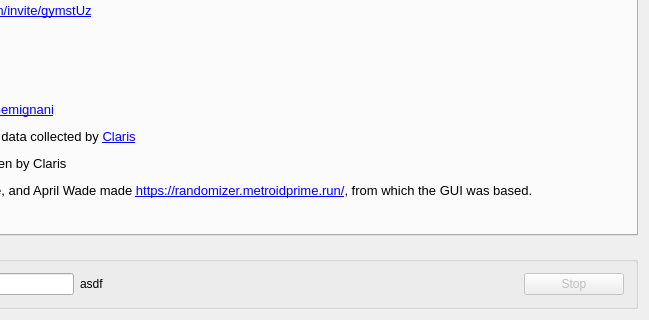
randovania/randovania, file randovania/gui/mainwindow.ui: the form before one commit; both pictures show x 151 to 800 and y 240 to 560 of the 800 by 560 pixel window.
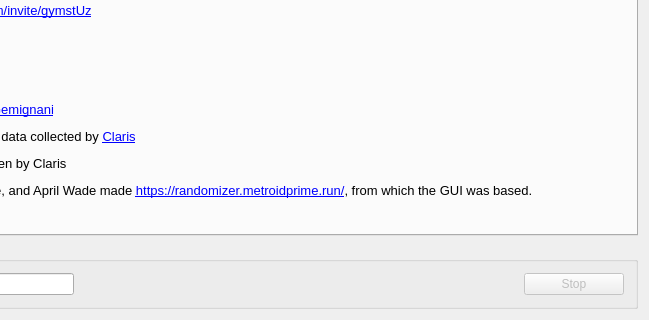
The form after the commit.

```diff
--- a/randovania/gui/mainwindow.ui
+++ b/randovania/gui/mainwindow.ui
@@ -94,7 +94,7 @@
           </size>
          </property>
          <property name="text">
-          <string>asdf</string>
+          <string/>
          </property>
          <property name="alignment">
           <set>Qt::AlignLeading|Qt::AlignLeft|Qt::AlignVCenter</set>
```
